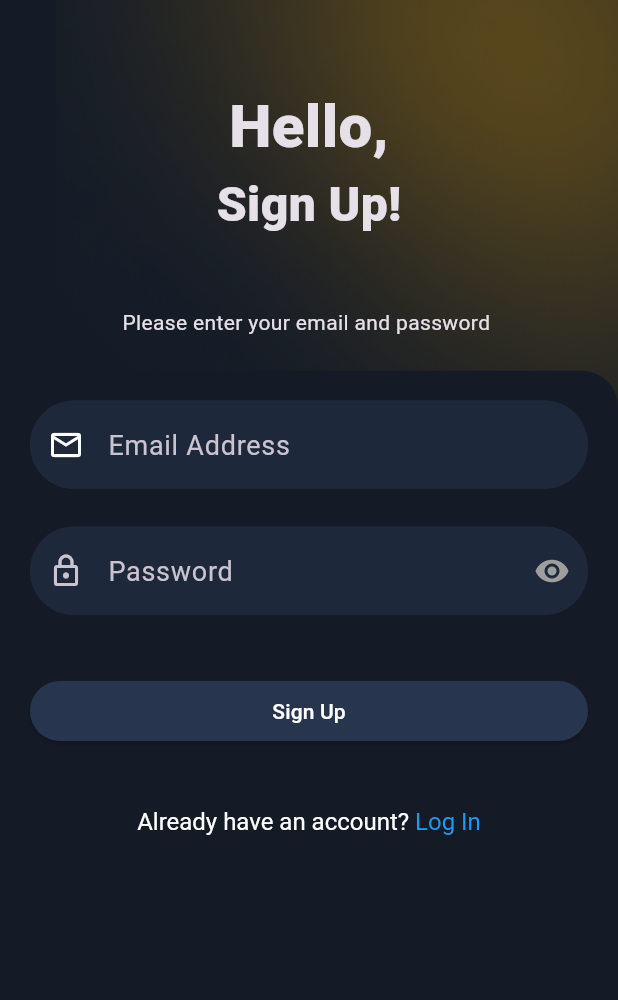
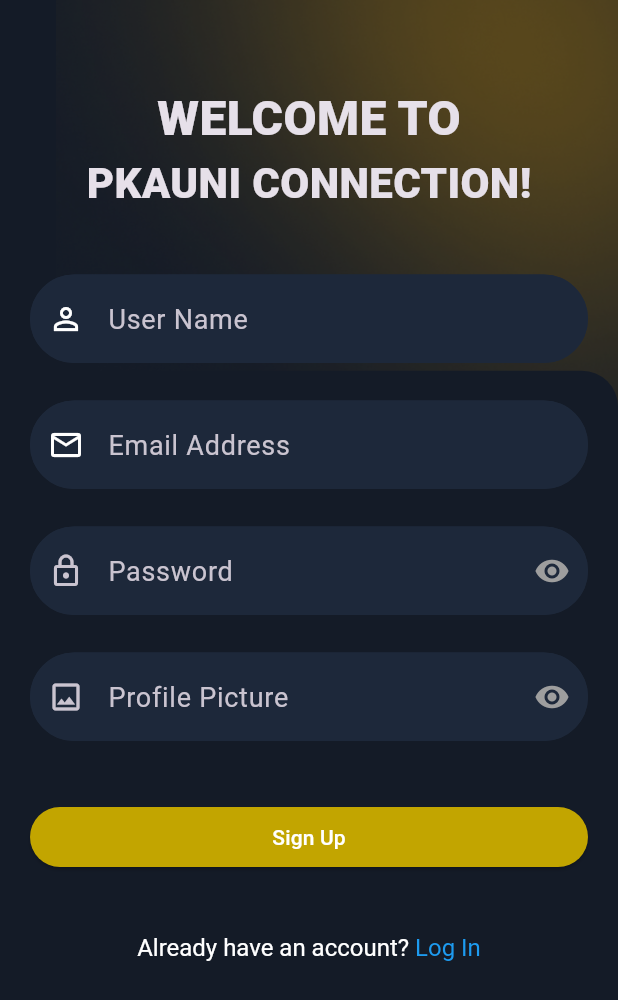
Before and after one commit to coronatusvi/PU_CONNECTION_PKA, a Flutter app: the SignUpView screen opened directly, on a phone screen of 412 x 824 dp. Shown: the top 1000 px of the screen. Run offline on Flutter 3.47's test engine with Material 3 defaults, Android fonts, the phone set to English and light mode, and no system bars; our stand-ins replace appwrite, carousel_slider, flutter_riverpod, flutter_svg, fpdart, gap and 3 more; missing offline and left inert: any_link_preview, boxy, image_picker_android, image_picker_platform_interface, zoom_widget; statements that could not run were skipped; project files that could hold a hidden picture were left out.

Commit message:
Change UI Sign Up

```diff
--- a/pu_connection/lib/features/auth/controller/auth_controller.dart
+++ b/pu_connection/lib/features/auth/controller/auth_controller.dart
@@ -56,6 +56,8 @@ class AuthController extends StateNotifier<bool> {
   void signUp({
     required String email,
     required String password,
+    required String name,
+    profilePic = '',
     required BuildContext context,
   }) async {
     state = true;
@@ -69,10 +71,10 @@ class AuthController extends StateNotifier<bool> {
       (r) async {
         UserModel userModel = UserModel(
           email: email,
-          name: getNameFromEmail(email),
+          name: name,
           followers: const [],
           following: const [],
-          profilePic: '',
+          profilePic: profilePic,
           bannerPic: '',
           uid: r.$id,
           bio: '',
--- a/pu_connection/lib/features/auth/view/signup_view.dart
+++ b/pu_connection/lib/features/auth/view/signup_view.dart
@@ -1,3 +1,5 @@
+import 'dart:io';
+
 import 'package:flutter/gestures.dart';
 import 'package:flutter/material.dart';
 import 'package:flutter_riverpod/flutter_riverpod.dart';
@@ -21,20 +23,26 @@ class SignUpView extends ConsumerStatefulWidget {
 }
 
 class _SignUpViewState extends ConsumerState<SignUpView> {
+  final usernameController = TextEditingController();
+  final passwordController = TextEditingController();
   final emailController = TextEditingController();
-  final passwordController = TextEditingController();
+  String profilePicController = "";
 
   @override
   void dispose() {
     super.dispose();
     emailController.dispose();
     passwordController.dispose();
+    usernameController.dispose();
+    profilePicController = "";
   }
 
   void onSignUp() {
     ref.read(authControllerProvider.notifier).signUp(
           email: emailController.text,
           password: passwordController.text,
+          name: usernameController.text,
+          profilePic: profilePicController,
           context: context,
         );
   }
@@ -64,17 +72,17 @@ class _SignUpViewState extends ConsumerState<SignUpView> {
                         child: Column(
                           children: [
                             Text(
-                              'Hello,',
+                              'WELCOME TO',
                               style: const TextStyle(
                                 fontWeight: FontWeight.w800,
-                                fontSize: 40,
+                                fontSize: 32,
                               ),
                             ),
                             Text(
-                              'Sign Up!\n',
+                              'PKAUNI CONNECTION!\n',
                               style: TextStyle(
                                 fontWeight: FontWeight.w800,
-                                fontSize: 32,
+                                fontSize: 28,
                               ),
                             ),
                             Text(
@@ -114,6 +122,13 @@ class _SignUpViewState extends ConsumerState<SignUpView> {
                               child: Column(
                                 children: [
                                   AuthField(
+                                    prefixIcon: Icons.person_outline,
+                                    prefixIconColor: Pallete.whiteColor,
+                                    controller: usernameController,
+                                    hintText: 'User Name',
+                                  ),
+                                  const SizedBox(height: 25),
+                                  AuthField(
                                     prefixIcon: Icons.email_outlined,
                                     prefixIconColor: Pallete.whiteColor,
                                     controller: emailController,
@@ -126,11 +141,19 @@ class _SignUpViewState extends ConsumerState<SignUpView> {
                                     controller: passwordController,
                                     hintText: 'Password',
                                   ),
+                                  const SizedBox(height: 25),
+                                  AuthField(
+                                    obscureText: true,
+                                    prefixIcon: Icons.image_outlined,
+                                    controller: usernameController,
+                                    hintText: 'Profile Picture',
+                                  ),
                                   const SizedBox(height: 40),
                                   Align(
                                     alignment: Alignment.topRight,
                                     child: RoundedSmallButton(
-                                      backgroundColor: Pallete.rhinoDark600,
+                                      backgroundColor:
+                                          Color.fromARGB(255, 194, 165, 0),
                                       onTap: onSignUp,
                                       text: 'Sign Up',
                                     ),
--- a/pu_connection/lib/features/messenger/views/list_messages_view.dart
+++ b/pu_connection/lib/features/messenger/views/list_messages_view.dart
@@ -23,7 +23,7 @@ class _ListMessagesViewState extends ConsumerState<ListMessagesView> {
         title: Text('Danh sách tin nhắn'),
       ),
       body: Center(
-        child: Text('Nội dung của tin mới'),
+        child: Text('Nội dung của tin nhắn mới sẽ được hiển thị ở đây.'),
       ),
     );
   }
```
Also changed, not shown: pu_connection/lib/features/auth/view/login_view.dart (+9 -6 lines).
